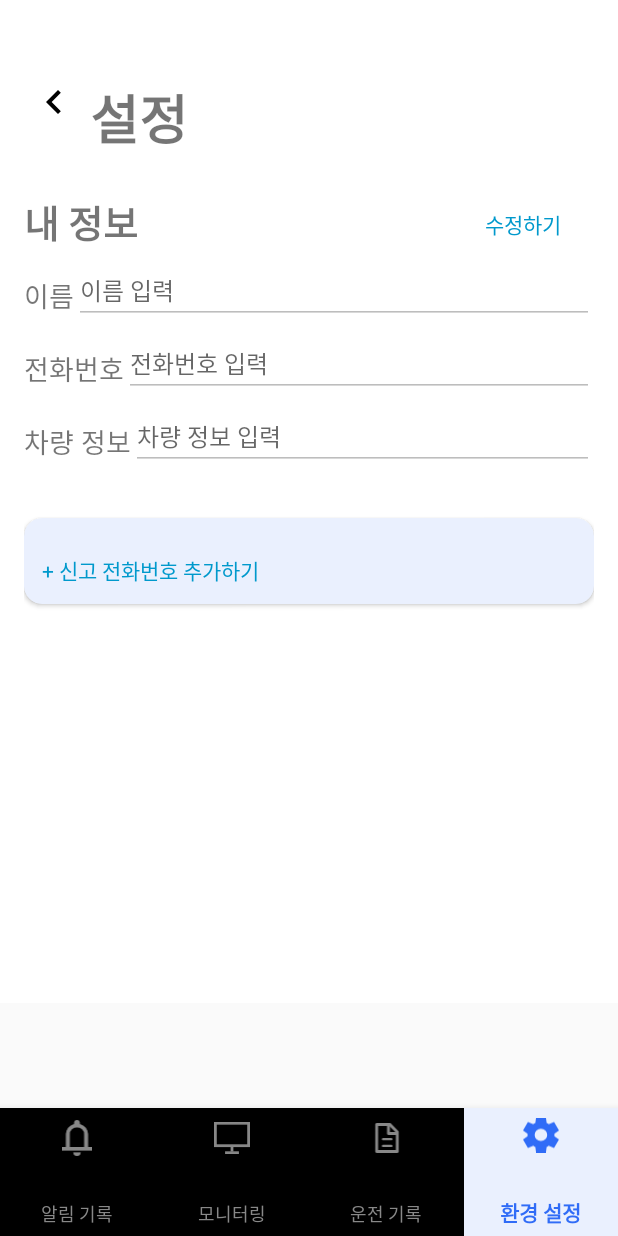
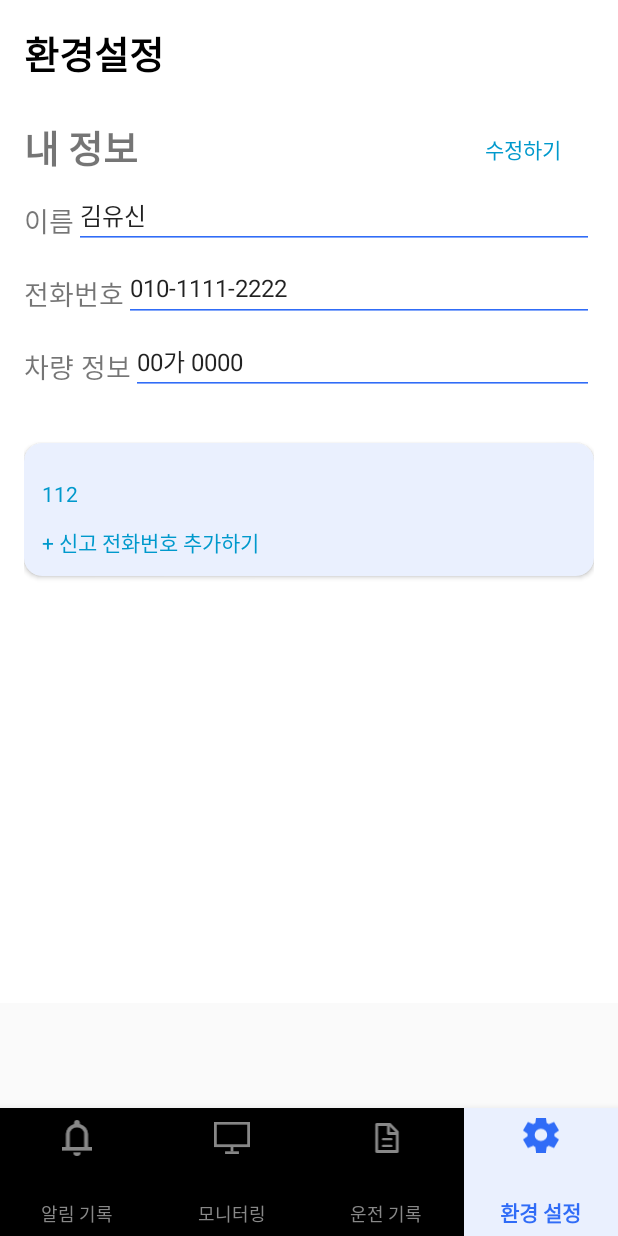
Before and after one commit to Capstone2025-OBDApplication/CarScanAlarmer, an Android app: the MonitoringFragment screen opened directly, with no data from a screen before it, item 4 of the bottom bar chosen, on a phone screen of 412 x 824 dp. Run offline under Robolectric (Android 15) with nearby library versions, the phone set to English and light mode, and no system bars; our stand-ins replace Firebase (no records; nobody signed in at launch, a user with empty details on screens opened directly), Room's generated code; libraries missing offline, so code that uses them is left out: ai.onnxruntime, com.github.mikephil.charting; network calls fail; 3 statements that could not run were skipped.

Commit message:
added front layout

```diff
--- a/app/src/main/res/layout/fragment_notifications.xml
+++ b/app/src/main/res/layout/fragment_notifications.xml
@@ -4,7 +4,7 @@
     xmlns:tools="http://schemas.android.com/tools"
     android:layout_width="match_parent"
     android:layout_height="match_parent"
-    tools:context=".ui.notifications.NotificationsFragment">
+    tools:context="com.example.canstone2.ui.notifications.NotificationsFragment">
 
     <TextView
         android:id="@+id/text_notifications"
--- a/app/src/main/res/layout/fragments_settings.xml
+++ b/app/src/main/res/layout/fragments_settings.xml
@@ -17,29 +17,16 @@
         android:padding="16dp"
         android:layout_marginBottom="85dp">
 
-        <!-- 뒤로가기 버튼 -->
-        <ImageView
-            android:id="@+id/backButton"
-            android:layout_width="32dp"
-            android:layout_height="32dp"
-            android:layout_marginStart="4dp"
-            android:layout_marginTop="36dp"
-            android:contentDescription="뒤로가기"
-            android:src="@drawable/ic_arrow_back"
-            app:layout_constraintStart_toStartOf="parent"
-            app:layout_constraintTop_toTopOf="parent"
-            app:tint="@color/black" />
-
         <TextView
             android:id="@+id/titleText"
             android:layout_width="wrap_content"
             android:layout_height="wrap_content"
-            android:layout_marginStart="8dp"
-            android:text="설정"
-            android:textSize="35sp"
-            android:textStyle="bold"
-            app:layout_constraintStart_toEndOf="@id/backButton"
-            app:layout_constraintTop_toTopOf="@id/backButton" />
+            android:text="환경설정"
+            android:textSize="25sp"
+            android:textColor="@color/black"
+            app:layout_constraintStart_toStartOf="parent"
+            app:layout_constraintTop_toTopOf="parent"
+            android:textStyle="bold"/>
 
         <TextView
             android:id="@+id/userInfoTitle"
@@ -86,9 +73,8 @@
             android:layout_marginTop="4dp"
             android:hint="이름 입력"
             android:textSize="16sp"
-            android:enabled="false"
-            android:focusable="false"
-            android:focusableInTouchMode="false"
+            android:text="김유신"
+            android:backgroundTint="@color/blue"
             app:layout_constraintStart_toEndOf="@id/userName"
             app:layout_constraintTop_toBottomOf="@id/userInfoTitle"
             app:layout_constraintEnd_toEndOf="parent" />
@@ -111,9 +97,8 @@
             android:layout_marginTop="4dp"
             android:hint="전화번호 입력"
             android:textSize="16sp"
-            android:enabled="false"
-            android:focusable="false"
-            android:focusableInTouchMode="false"
+            android:backgroundTint="@color/blue"
+            android:text="010-1111-2222"
             app:layout_constraintStart_toEndOf="@id/userPhone"
             app:layout_constraintTop_toBottomOf="@id/inputName"
             app:layout_constraintEnd_toEndOf="parent" />
@@ -136,9 +121,8 @@
             android:layout_marginTop="4dp"
             android:hint="차량 정보 입력"
             android:textSize="16sp"
-            android:enabled="false"
-            android:focusable="false"
-            android:focusableInTouchMode="false"
+            android:text="00가 0000"
+            android:backgroundTint="@color/blue"
             app:layout_constraintStart_toEndOf="@id/carInfo"
             app:layout_constraintTop_toBottomOf="@id/inputPhone"
             app:layout_constraintEnd_toEndOf="parent" />
@@ -169,6 +153,16 @@
                     android:orientation="vertical" />
 
                 <TextView
+                    android:id="@+id/addPhonddeNumber"
+                    android:layout_width="wrap_content"
+                    android:layout_height="wrap_content"
+                    android:text="112"
+                    android:textSize="14sp"
+                    android:textColor="@android:color/holo_blue_dark"
+                    android:layout_marginTop="12dp"
+                    android:clickable="true"
+                    android:focusable="true" />
+                <TextView
                     android:id="@+id/addPhoneNumber"
                     android:layout_width="wrap_content"
                     android:layout_height="wrap_content"
```
Also changed, not shown: app/src/main/res/layout/fragment_driving.xml (+12 -3 lines), app/src/main/res/layout/fragment_monitoring.xml (+7 -3 lines), app/src/main/res/layout/fragment_notification.xml (+0 -8 lines).
